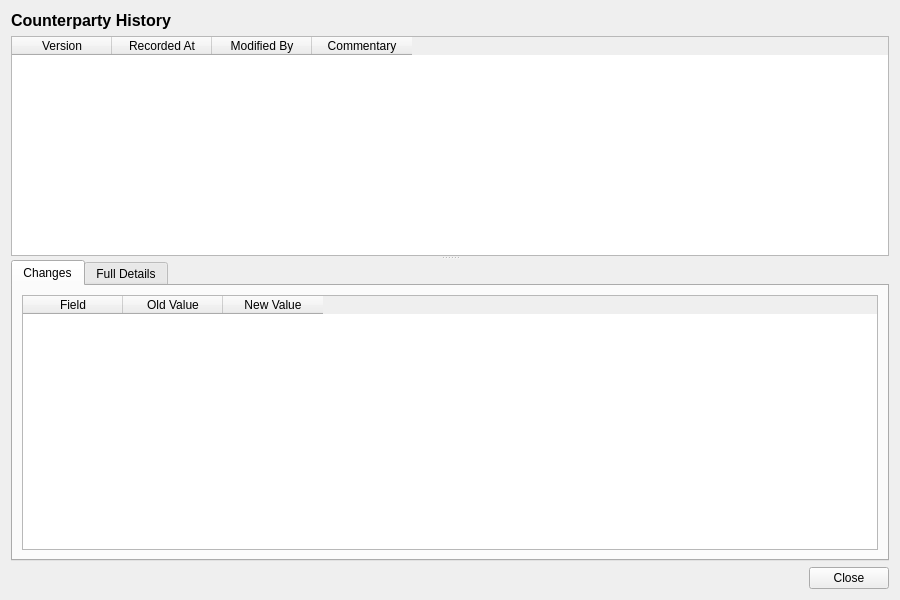
The window that projects/ores.qt/party/ui/CounterpartyHistoryDialog.ui (OreStudio/OreStudio) describes before a commit, drawn with Qt 5.
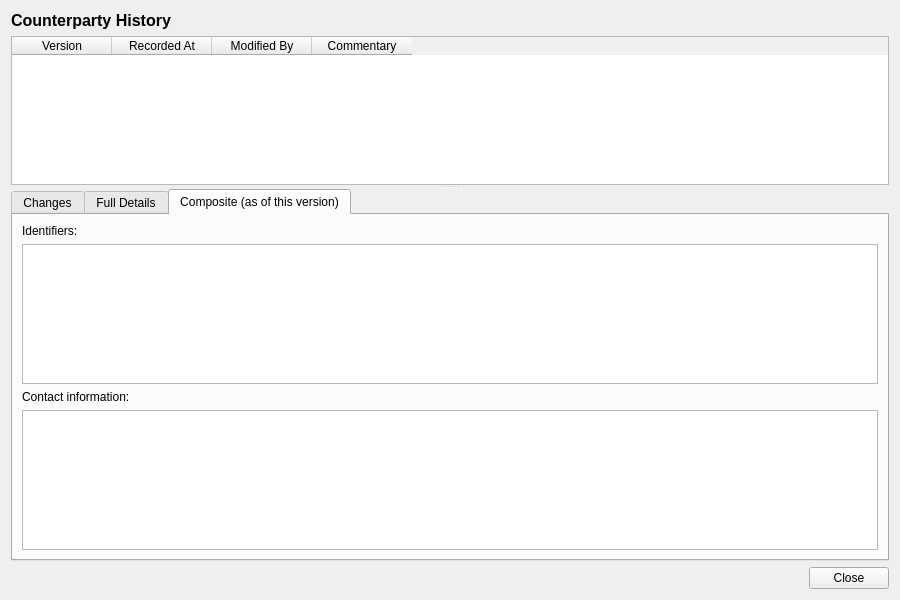
The same window after the commit. The open tabs and pages were chosen to show the change.

Commit message: [qt,nats] Composite history dialog: show children as of a version

Diff of the .ui file:
```diff
--- a/projects/ores.qt/party/ui/CounterpartyHistoryDialog.ui
+++ b/projects/ores.qt/party/ui/CounterpartyHistoryDialog.ui
@@ -298,6 +298,41 @@
            </item>
           </layout>
          </widget>
+         <widget class="QWidget" name="compositeTab">
+          <attribute name="title">
+           <string>Composite (as of this version)</string>
+          </attribute>
+          <layout class="QVBoxLayout" name="compositeTabLayout">
+           <item>
+            <widget class="QLabel" name="compositeIdentifiersLabel">
+             <property name="text">
+              <string>Identifiers:</string>
+             </property>
+            </widget>
+           </item>
+           <item>
+            <widget class="QListWidget" name="compositeIdentifiersListWidget">
+             <property name="editTriggers">
+              <set>QAbstractItemView::NoEditTriggers</set>
+             </property>
+            </widget>
+           </item>
+           <item>
+            <widget class="QLabel" name="compositeContactsLabel">
+             <property name="text">
+              <string>Contact information:</string>
+             </property>
+            </widget>
+           </item>
+           <item>
+            <widget class="QListWidget" name="compositeContactsListWidget">
+             <property name="editTriggers">
+              <set>QAbstractItemView::NoEditTriggers</set>
+             </property>
+            </widget>
+           </item>
+          </layout>
+         </widget>
         </widget>
        </item>
       </layout>
```
The commit also changes 15 other files.
